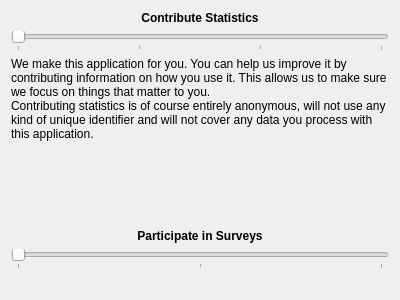
Qt form src/provider/widgets/feedbackconfigwidget.ui (KDE/kuserfeedback) before a commit.
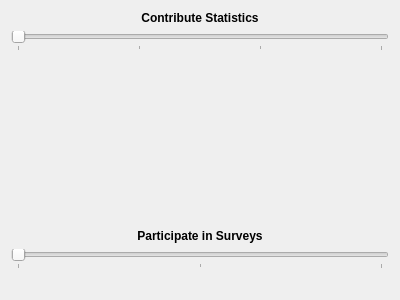
The same form after that commit.

Commit message:
Factor out logic of the telemetry configuration widget
This enables re-use of this in e.g. QML UI.

The edit to the form file:
```diff
--- a/src/provider/widgets/feedbackconfigwidget.ui
+++ b/src/provider/widgets/feedbackconfigwidget.ui
@@ -66,11 +66,7 @@
         <number>0</number>
        </property>
        <item>
-        <widget class="QLabel" name="label_4">
-         <property name="text">
-          <string>We make this application for you. You can help us improve it by contributing information on how you use it. This allows us to make sure we focus on things that matter to you.
-Contributing statistics is of course entirely anonymous, will not use any kind of unique identifier and will not cover any data you process with this application.</string>
-         </property>
+        <widget class="QLabel" name="noTelemetryLabel">
          <property name="alignment">
           <set>Qt::AlignLeading|Qt::AlignLeft|Qt::AlignTop</set>
          </property>
```
The commit also changes 6 other files.
